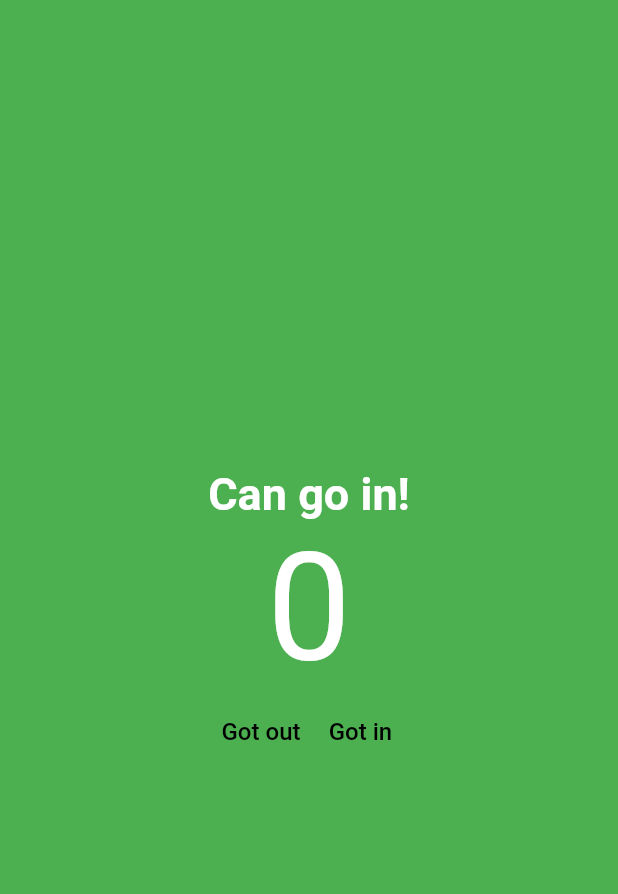
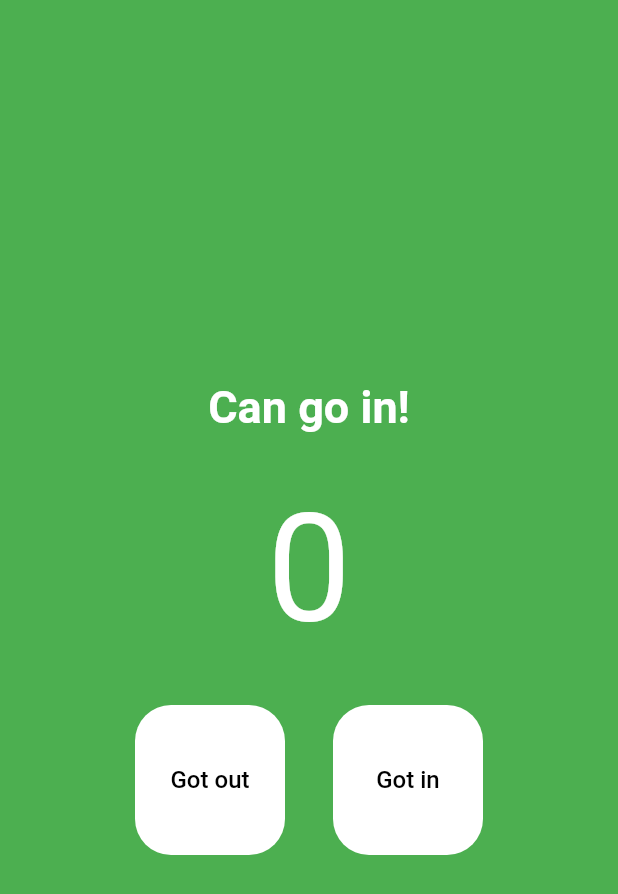
Before and after one commit to luidimso/flutter-entrance-control-app, a Flutter app: the screen it shows after launch, on a phone screen of 412 x 824 dp. Shown: the top 894 px of the screen. Run offline on Flutter 3.47's test engine with Material 2 defaults, Android fonts, the phone set to English and light mode, and no system bars.

Commit message:
Styling home page

```diff
--- a/lib/main.dart
+++ b/lib/main.dart
@@ -33,26 +33,52 @@ class HomePage extends StatelessWidget {
       body: Column(
         mainAxisAlignment: MainAxisAlignment.center,
         children: [
-          const Text("Can go in!", style: TextStyle(
-              fontSize: 30,
-              color: Colors.white,
-              fontWeight: FontWeight.w700
-          ),),
-          const Text("0", style: TextStyle(
-            fontSize: 100,
-            color: Colors.white
-          ),),
+          const Text(
+            "Can go in!",
+            style: TextStyle(
+                fontSize: 30, color: Colors.white, fontWeight: FontWeight.w700),
+          ),
+          const Padding(
+              padding: EdgeInsets.all(32),
+              child: Text(
+                "0",
+                style: TextStyle(fontSize: 100, color: Colors.white),
+              ),
+          ),
           Row(
             mainAxisAlignment: MainAxisAlignment.center,
             children: [
-              TextButton(onPressed: decrement, child: const Text("Got out", style: TextStyle(
-                color: Colors.black,
-                fontSize: 16
-              ),)),
-              TextButton(onPressed: increment, child: const Text("Got in", style: TextStyle(
-                color: Colors.black,
-                fontSize: 16
-              ),))
+              TextButton(
+                  onPressed: decrement,
+                  style: TextButton.styleFrom(
+                    backgroundColor: Colors.white,
+                    fixedSize: const Size(100, 100),
+                    foregroundColor: Colors.black,
+                    shape: RoundedRectangleBorder(
+                      borderRadius: BorderRadius.circular(24)
+                    )
+                  ),
+                  child: const Text(
+                    "Got out",
+                    style: TextStyle(color: Colors.black, fontSize: 16),
+                  ),),
+              const SizedBox(
+                width: 32,
+              ),
+              TextButton(
+                  onPressed: increment,
+                  style: TextButton.styleFrom(
+                      backgroundColor: Colors.white,
+                      fixedSize: const Size(100, 100),
+                      foregroundColor: Colors.black,
+                      shape: RoundedRectangleBorder(
+                          borderRadius: BorderRadius.circular(24)
+                      )
+                  ),
+                  child: const Text(
+                    "Got in",
+                    style: TextStyle(color: Colors.black, fontSize: 16),
+                  ))
             ],
           )
         ],
```
